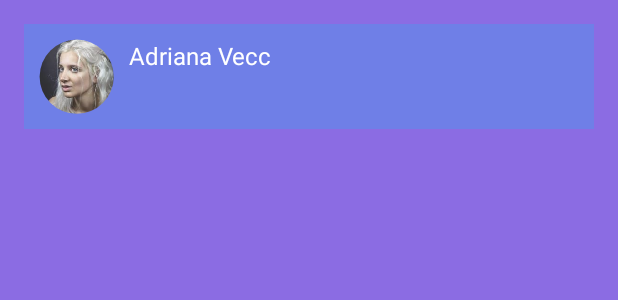
After one commit to lsurvila/hack_cancer, an Android app: the layout fragment_your_friends.xml on its own in the app's theme, with its tools: preview values and no code run, on a phone screen of 412 x 824 dp. The commit adds this screen. Shown: the top 300 px of the screen. Run offline under Robolectric (Android 15) with nearby library versions, the phone set to English and light mode, and no system bars.

Commit message:
FB and your friends screens

```diff
--- a/app/src/main/AndroidManifest.xml
+++ b/app/src/main/AndroidManifest.xml
@@ -26,6 +26,12 @@
             android:label="@string/title_activity_main"
             android:theme="@style/AppTheme.NoActionBar" >
         </activity>
+        <activity
+            android:name=".MainSupporterActivity"
+            android:label="@string/title_activity_main"
+            android:theme="@style/AppTheme.NoActionBar" >
+        </activity>
+
     </application>
 
 </manifest>
--- a/app/src/main/java/co/hackcancer/hackcancer/WelcomeFragment.java
+++ b/app/src/main/java/co/hackcancer/hackcancer/WelcomeFragment.java
@@ -91,6 +91,7 @@ public class WelcomeFragment extends Fragment {
         mFighterText = (TextView) mWelcomeContainer.findViewById(R.id.fighter);
         mHiThereText = (TextView) mWelcomeContainer.findViewById(R.id.hiThere);
 
+
         mHiThereText.setText(String.format(getString(R.string.WelcomeText), "Chris"));
     }
 }
--- /dev/null
+++ b/app/src/main/java/co/hackcancer/hackcancer/layouts/RoundedImageView.java
@@ -0,0 +1,86 @@
+package co.hackcancer.hackcancer.layouts;
+
+import android.content.Context;
+import android.graphics.Bitmap;
+import android.graphics.Canvas;
+import android.graphics.Color;
+import android.graphics.Paint;
+import android.graphics.PorterDuff;
+import android.graphics.PorterDuffXfermode;
+import android.graphics.Rect;
+import android.graphics.drawable.BitmapDrawable;
+import android.graphics.drawable.Drawable;
+import android.util.AttributeSet;
+import android.widget.ImageView;
+
+/*
+Taken from http://stackoverflow.com/questions/16208365/create-a-circular-image-view-in-android. Thanks!
+ */
+
+public class RoundedImageView extends ImageView {
+
+    public RoundedImageView(Context context) {
+        super(context);
+        // TODO Auto-generated constructor stub
+    }
+
+    public RoundedImageView(Context context, AttributeSet attrs) {
+        super(context, attrs);
+    }
+
+    public RoundedImageView(Context context, AttributeSet attrs, int defStyle) {
+        super(context, attrs, defStyle);
+    }
+
+    @Override
+    protected void onDraw(Canvas canvas) {
+
+        Drawable drawable = getDrawable();
+
+        if (drawable == null) {
+            return;
+        }
+
+        if (getWidth() == 0 || getHeight() == 0) {
+            return;
+        }
+        Bitmap b =  ((BitmapDrawable)drawable).getBitmap() ;
+        Bitmap bitmap = b.copy(Bitmap.Config.ARGB_8888, true);
+
+        int w = getWidth(), h = getHeight();
+
+
+        Bitmap roundBitmap =  getCroppedBitmap(bitmap, w);
+        canvas.drawBitmap(roundBitmap, 0,0, null);
+
+    }
+
+    public static Bitmap getCroppedBitmap(Bitmap bmp, int radius) {
+        Bitmap sbmp;
+        if(bmp.getWidth() != radius || bmp.getHeight() != radius)
+            sbmp = Bitmap.createScaledBitmap(bmp, radius, radius, false);
+        else
+            sbmp = bmp;
+        Bitmap output = Bitmap.createBitmap(sbmp.getWidth(),
+                sbmp.getHeight(), Bitmap.Config.ARGB_8888);
+        Canvas canvas = new Canvas(output);
+
+        final int color = 0xffa19774;
+        final Paint paint = new Paint();
+        final Rect rect = new Rect(0, 0, sbmp.getWidth(), sbmp.getHeight());
+
+        paint.setAntiAlias(true);
+        paint.setFilterBitmap(true);
+        paint.setDither(true);
+        canvas.drawARGB(0, 0, 0, 0);
+        paint.setColor(Color.parseColor("#BAB399"));
+        canvas.drawCircle(sbmp.getWidth() / 2+0.7f, sbmp.getHeight() / 2+0.7f,
+                sbmp.getWidth() / 2+0.1f, paint);
+        paint.setXfermode(new PorterDuffXfermode(PorterDuff.Mode.SRC_IN));
+        canvas.drawBitmap(sbmp, rect, rect, paint);
+
+
+        return output;
+    }
+
+}
--- a/app/src/main/res/layout/activity_welcome.xml
+++ b/app/src/main/res/layout/activity_welcome.xml
@@ -5,8 +5,7 @@
     android:layout_height="match_parent" android:fitsSystemWindows="true"
     tools:context=".MainActivity">
 
-
-    <FrameLayout
+        <FrameLayout
     android:id="@+id/mainFrame"
     android:layout_width="match_parent"
     android:layout_height="match_parent">
--- /dev/null
+++ b/app/src/main/res/layout/fragment_your_friends.xml
@@ -0,0 +1,52 @@
+<?xml version="1.0" encoding="utf-8"?>
+<RelativeLayout xmlns:android="http://schemas.android.com/apk/res/android"
+    xmlns:tools="http://schemas.android.com/tools" android:layout_width="match_parent"
+    android:layout_height="match_parent" android:paddingLeft="@dimen/activity_horizontal_margin"
+    android:paddingRight="@dimen/activity_horizontal_margin"
+    android:paddingTop="@dimen/activity_vertical_margin"
+    android:paddingBottom="@dimen/activity_vertical_margin" tools:showIn="@layout/activity_main"
+    tools:context=".MainActivityFragment">
+
+    <TextView
+        android:text="@string/YourFriends"
+        android:layout_width="wrap_content"
+        android:layout_height="wrap_content" />
+
+    <RelativeLayout
+        android:padding="10dp"
+        android:background="@color/FriendListItemBackground"
+        android:layout_width="match_parent"
+        android:layout_height="wrap_content">
+
+        <co.hackcancer.hackcancer.layouts.RoundedImageView
+            android:id="@+id/profilePic1"
+            android:src="@drawable/profilepic_adriana"
+            android:layout_width="50dp"
+            android:layout_height="50dp" />
+
+        <TextView
+            android:text="@string/Adriana"
+            android:textColor="@color/textColour"
+            android:paddingLeft="10dp"
+            android:textSize="16dp"
+            android:layout_toRightOf="@id/profilePic1"
+            android:layout_width="wrap_content"
+            android:layout_gravity="center_vertical"
+            android:layout_height="wrap_content" />
+
+        <TextView
+            android:id="@+id/support1"
+            style="@style/SmallerButton"
+            android:text="@string/Support"
+            android:onClick="suppportAdriana"
+            android:visibility="gone"
+            android:paddingTop="10dp"
+            android:paddingBottom="10dp"
+            android:textAlignment="center"
+            android:layout_alignParentRight="true"
+            android:layout_width="wrap_content"
+            android:layout_height="wrap_content" />
+
+    </RelativeLayout>
+
+</RelativeLayout>
--- a/app/src/main/res/values/colors.xml
+++ b/app/src/main/res/values/colors.xml
@@ -8,4 +8,6 @@
     <color name="textColour">#FFFFFF</color>
 
     <color name="WelcomeButtonColour">#C8BDFF</color>
+
+    <color name="FriendListItemBackground">#6F7FE7</color>
 </resources>
--- a/app/src/main/res/values/strings.xml
+++ b/app/src/main/res/values/strings.xml
@@ -8,6 +8,12 @@
     <string name="Supporter">supporting a friend</string>
     <string name="title_activity_main">MainActivity</string>
     <string name="section_format">Hello World from section: %1$d</string>
+    <string name="Skip">Skip</string>
+    <string name="YourFriends">Your Friends</string>
+    <string name="Support">support</string>
+
+    <string name="Adriana">Adriana Vecc</string>
+    <string name="Chim">Chimeren Peerbhai</string>
 
     <string name="section_cheers">Cheers</string>
     <string name="section_calendar">Calendar</string>
--- a/app/src/main/res/values/styles.xml
+++ b/app/src/main/res/values/styles.xml
@@ -30,4 +30,9 @@
     <style name="WelcomeButton" parent="WelcomeHeading">
         <item name="android:background">@drawable/rounded_button</item>
     </style>
+
+    <style name="SmallerButton" parent="WelcomeHeading">
+        <item name="android:background">@drawable/rounded_button</item>
+        <item name="android:textSize">16sp</item>
+    </style>
 </resources>
```
Also changed, not shown: app/src/main/java/co/hackcancer/hackcancer/FacebookLoginFragment.java (+44 -3 lines), app/src/main/java/co/hackcancer/hackcancer/MainSupporterActivity.java (added, +154 -0 lines), app/src/main/java/co/hackcancer/hackcancer/WelcomeActivity.java (+21 -6 lines), app/src/main/java/co/hackcancer/hackcancer/YourFriendsFragment.java (added, +20 -0 lines), app/src/main/res/layout/fragment_facebook_login.xml (+24 -0 lines), app/src/main/res/drawable/invite_friends.jpg (added), app/src/main/res/drawable/profilepic_adriana.jpg (added), app/src/main/res/drawable/profilepic_chim.jpg (added), app/src/main/res/drawable/profilepic_chris.jpg (added), app/src/main/res/drawable/profilepic_joshua.jpg (added), app/src/main/res/drawable/profilepic_liudas.jpg (added).
